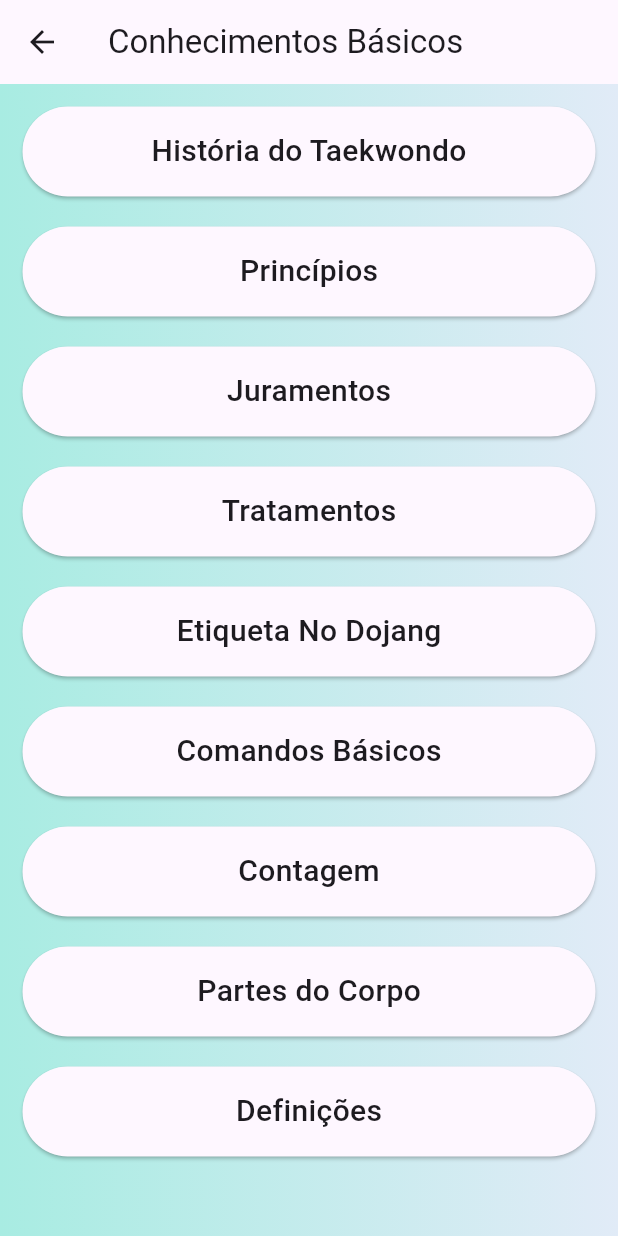
After one commit to douglasadones/young_taekwondo_project_app, a Flutter app: the screen it shows after launch, after a tap on "Conhecimentos Básicos", on a phone screen of 412 x 824 dp. The commit adds this screen. Run offline on Flutter 3.47's test engine with Material 3 defaults, Android fonts, the phone set to English and light mode, and no system bars.

Commit message:
adicionando conhecimentos gerais

```diff
--- a/lib/src/controller/providers/data_provider.dart
+++ b/lib/src/controller/providers/data_provider.dart
@@ -7,7 +7,7 @@ import 'package:taekwondo_jovem/src/models/young_taekwondo_project_model.dart';
 
 class DataProvider extends ChangeNotifier {
   Belt? currentBelt;
-  bool? isStrip = false;
+  bool isStrip = false;
   List<Belt> beltList = ObjectDataCreator.beltCreator();
   YoungTaekwondoProject projectInfoData =
       ObjectDataCreator.projectInfoCreator();
--- a/lib/src/my_app.dart
+++ b/lib/src/my_app.dart
@@ -1,10 +1,12 @@
 import 'package:flutter/material.dart';
 import 'package:provider/provider.dart';
 import 'package:taekwondo_jovem/src/controller/providers/data_provider.dart';
+import 'package:taekwondo_jovem/src/pages/basic_knowledges_page.dart';
 import 'package:taekwondo_jovem/src/pages/selected_belt_specific_information_page.dart';
 import 'package:taekwondo_jovem/src/pages/selection_belt_page.dart';
 import 'package:taekwondo_jovem/src/pages/home_page.dart';
 import 'package:taekwondo_jovem/src/pages/selected_belt_geral_info_page.dart';
+import 'package:taekwondo_jovem/src/pages/specific_knowledge_page.dart';
 
 class MyApp extends StatelessWidget {
   const MyApp({super.key});
@@ -27,7 +29,9 @@ class MyApp extends StatelessWidget {
           SelectedBeltGeralInfoPage.id: (context) =>
               const SelectedBeltGeralInfoPage(),
           SelectedBeltSpecificInformationPage.id: (context) =>
-              const SelectedBeltSpecificInformationPage()
+              const SelectedBeltSpecificInformationPage(),
+          BasicKnowledgesPage.id: (context) => const BasicKnowledgesPage(),
+          SpecificKnowledgePage.id: (context) => const SpecificKnowledgePage(),
         },
       ),
     );
--- /dev/null
+++ b/lib/src/pages/basic_knowledges_page.dart
@@ -0,0 +1,87 @@
+import 'package:flutter/material.dart';
+import 'package:provider/provider.dart';
+import 'package:taekwondo_jovem/src/consts.dart';
+import 'package:taekwondo_jovem/src/controller/providers/data_provider.dart';
+import 'package:taekwondo_jovem/src/models/basic_knowledges_model.dart';
+import 'package:taekwondo_jovem/src/pages/specific_knowledge_page.dart';
+import 'package:taekwondo_jovem/src/utils/knowledges_button.dart';
+
+class BasicKnowledgesPage extends StatelessWidget {
+  static String id = 'basic_knowledges';
+
+  const BasicKnowledgesPage({
+    super.key,
+  });
+
+  @override
+  Widget build(BuildContext context) {
+    BasicKnowledges data =
+        Provider.of<DataProvider>(context).basicKnowledgesData;
+    return Scaffold(
+      appBar: AppBar(
+        title: const Text(
+          "Conhecimentos Básicos",
+        ),
+      ),
+      body: Container(
+        decoration: kContainerBackgroundDecoration,
+        child: Padding(
+          padding: const EdgeInsets.all(15.0),
+          child: ListView(
+            children: [
+              KnowledgesButton(
+                label: 'História do Taekwondo',
+                onTap: () {
+                  Navigator.push(
+                    context,
+                    MaterialPageRoute(
+                      builder: (context) => SpecificKnowledgePage(
+                        appBarLabel: 'História do Taekwondo',
+                        content: [data.history],
+                      ),
+                    ),
+                  );
+                },
+              ),
+              KnowledgesButton(
+                label: 'Princípios',
+                onTap: () {
+                  Navigator.push(
+                    context,
+                    MaterialPageRoute(
+                      builder: (context) => SpecificKnowledgePage(
+                        appBarLabel: 'Princípios',
+                        content: data.principles,
+                      ),
+                    ),
+                  );
+                },
+              ),
+              const KnowledgesButton(
+                label: 'Juramentos',
+              ),
+              const KnowledgesButton(
+                label: 'Tratamentos',
+              ),
+              const KnowledgesButton(
+                label: 'Etiqueta No Dojang',
+              ),
+              const KnowledgesButton(
+                label: 'Comandos Básicos',
+              ),
+              const KnowledgesButton(
+                label: 'Contagem',
+              ),
+              const KnowledgesButton(
+                label: 'Partes do Corpo',
+              ),
+              const KnowledgesButton(
+                label: 'Definições',
+              ),
+            ],
+          ),
+        ),
+      ),
+    );
+  }
+}
--- a/lib/src/pages/home_page.dart
+++ b/lib/src/pages/home_page.dart
@@ -1,5 +1,6 @@
 import 'package:flutter/material.dart';
 import 'package:taekwondo_jovem/src/consts.dart';
+import 'package:taekwondo_jovem/src/pages/basic_knowledges_page.dart';
 import 'package:taekwondo_jovem/src/pages/selection_belt_page.dart';
 import 'package:taekwondo_jovem/src/utils/reusable_info_card.dart';
 
@@ -9,9 +10,6 @@ class HomePage extends StatelessWidget {
   @override
   Widget build(BuildContext context) {
     return Scaffold(
-      appBar: AppBar(
-        title: const Center(child: Text('Primeira página')),
-      ),
       body: Container(
         decoration: kContainerBackgroundDecoration,
         child: Padding(
@@ -20,6 +18,22 @@ class HomePage extends StatelessWidget {
             mainAxisSize: MainAxisSize.max,
             mainAxisAlignment: MainAxisAlignment.spaceEvenly,
             children: [
+              const ReusableInfonCard(
+                cardName: "Sobre a Equipe",
+                title: "Projeto Taekwondo Jovem",
+                cardIcon: Icons.sports_martial_arts_outlined,
+              ),
+              ReusableInfonCard(
+                cardName: "Conhecimentos Básicos",
+                title: "Sobre a arte Marcial e Deveres do Praticante",
+                cardIcon: Icons.sports_martial_arts_outlined,
+                onTap: () {
+                  Navigator.push(
+                      context,
+                      MaterialPageRoute(
+                          builder: (context) => const BasicKnowledgesPage()));
+                },
+              ),
               ReusableInfonCard(
                 onTap: () {
                   Navigator.push(
@@ -31,16 +45,6 @@ class HomePage extends StatelessWidget {
                 title: "Conteúdo por Faixa",
                 cardIcon: Icons.sports_martial_arts_outlined,
               ),
-              const ReusableInfonCard(
-                cardName: "Juramentos",
-                title: "Juramentos do Taekwondo",
-                cardIcon: Icons.sports_martial_arts_outlined,
-              ),
-              const ReusableInfonCard(
-                cardName: "Etiqueta no Dojang",
-                title: "Comportamento do praticante de Taekwondo",
-                cardIcon: Icons.sports_martial_arts_outlined,
-              ),
             ],
           ),
         ),
--- /dev/null
+++ b/lib/src/utils/knowledges_button.dart
@@ -0,0 +1,38 @@
+import 'package:flutter/material.dart';
+
+class KnowledgesButton extends StatelessWidget {
+  final String label;
+  final Function()? onTap;
+  const KnowledgesButton({
+    super.key,
+    required this.label,
+    this.onTap,
+  });
+
+  @override
+  Widget build(BuildContext context) {
+    return Padding(
+      padding: const EdgeInsets.only(bottom: 20.0),
+      child: Material(
+        elevation: 1,
+        borderRadius: BorderRadius.circular(30.0),
+        child: InkWell(
+          borderRadius: BorderRadius.circular(30.0),
+          onTap: onTap,
+          child: Container(
+            decoration: BoxDecoration(
+              borderRadius: BorderRadius.circular(30.0),
+            ),
+            height: 60.0,
+            child: Center(
+                child: Text(
+              label,
+              style:
+                  const TextStyle(fontSize: 20.0, fontWeight: FontWeight.w500),
+            )),
+          ),
+        ),
+      ),
+    );
+  }
+}
--- a/lib/src/utils/reusable_info_card.dart
+++ b/lib/src/utils/reusable_info_card.dart
@@ -25,7 +25,7 @@ class ReusableInfonCard extends StatelessWidget {
           Container(
             padding: const EdgeInsets.only(
               top: 10.0,
-              right: 20.0,
+              right: 10.0,
             ),
             decoration: BoxDecoration(
               color: Theme.of(context).colorScheme.primary.withOpacity(0.2),
```
Also changed, not shown: lib/src/models/belt_content_model.dart (+6 -9 lines), lib/src/models/data/get_async_test.dart (deleted, +0 -8 lines), lib/src/models/data/young_taekwondo_project_data.dart (+18 -18 lines), lib/src/pages/basicknowledges_page.dart (deleted, +0 -16 lines), lib/src/pages/selected_belt_geral_info_page.dart (+97 -41 lines), lib/src/pages/selected_belt_specific_information_page.dart (+7 -3 lines), lib/src/pages/specific_knowledge_page.dart (added, +48 -0 lines), lib/src/utils/reusable_button.dart (+5 -2 lines).
